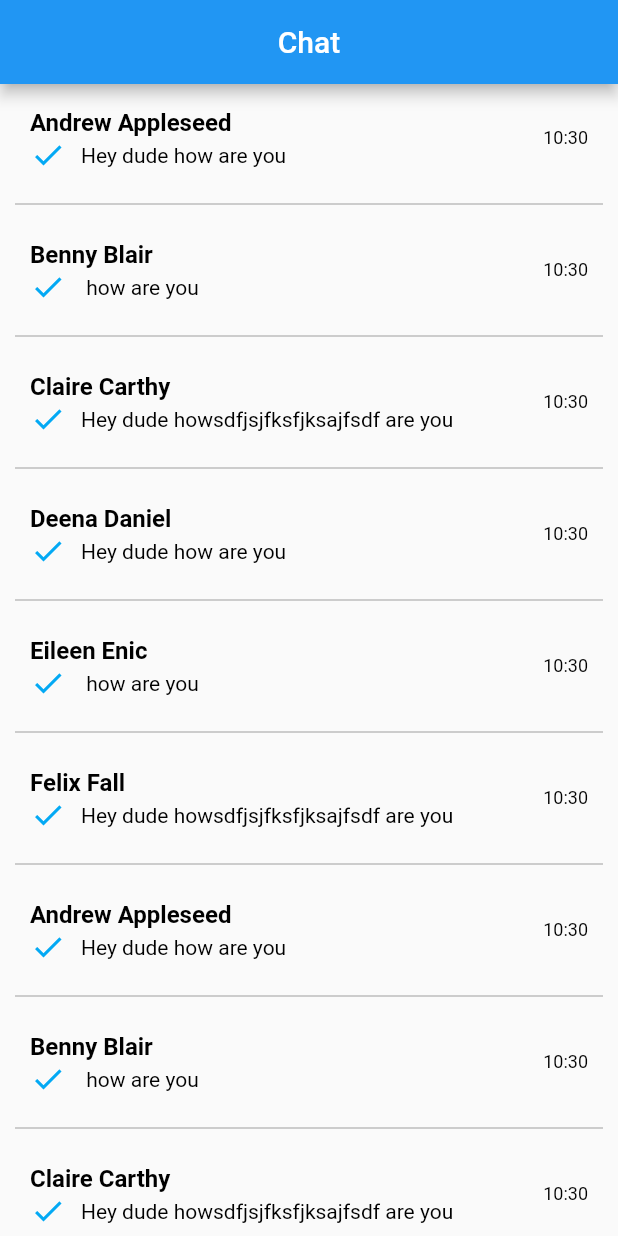
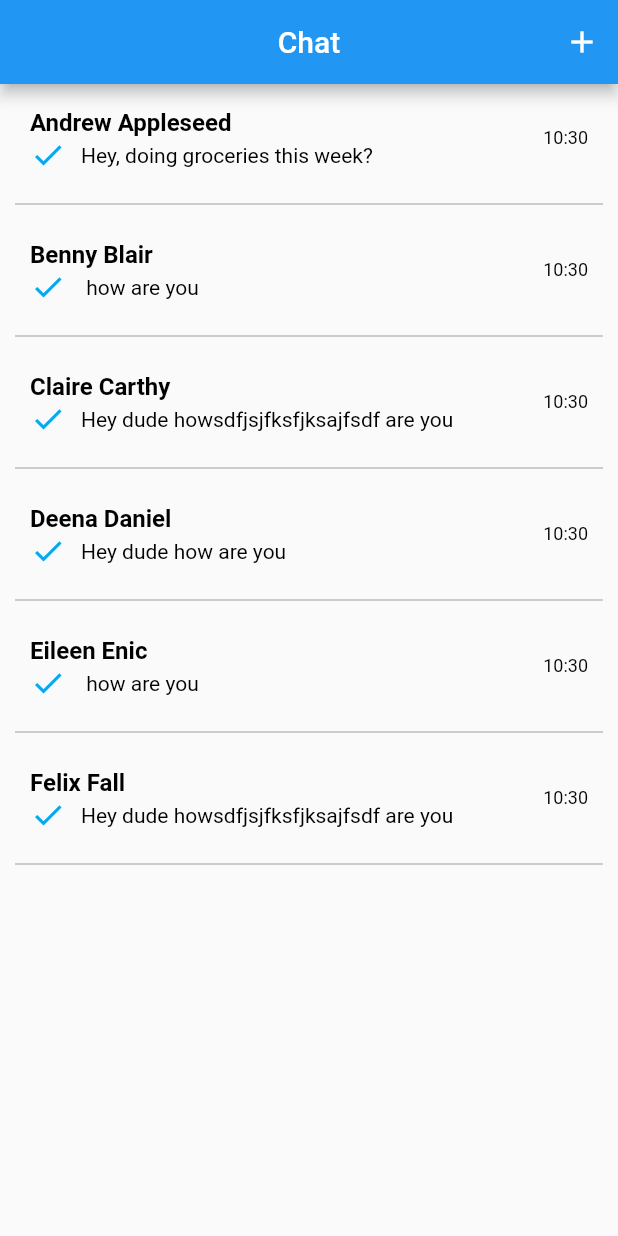
Before and after one commit to Saaketh-J/community_cart, a Flutter app: the MainGroupPage screen opened directly, item 2 of the bottom bar chosen, on a phone screen of 412 x 824 dp. Run offline on Flutter 3.47's test engine with Material 2 defaults, Android fonts, the phone set to English and light mode, and no system bars; our stand-ins replace firebase_auth, firebase_database, google_maps_flutter, table_calendar; accounts and stored records are empty; network calls fail.

Commit message:
Enable chat - partially working

```diff
--- a/lib/AppScreens/chat/chatsPage.dart
+++ b/lib/AppScreens/chat/chatsPage.dart
@@ -1,4 +1,7 @@
 import 'package:community_cart/AppScreens/chat/messagePage.dart';
+import 'package:community_cart/firebaseObjects/userMessage.dart';
+import 'package:firebase_auth/firebase_auth.dart';
+import 'package:firebase_database/firebase_database.dart';
 import 'package:flutter/material.dart';
 
 class ChatsPage extends StatelessWidget {
@@ -12,6 +15,32 @@ class ChatsPage extends StatelessWidget {
         appBar: AppBar(
           title: Text('Chat'),
           centerTitle: true,
+          actions: <Widget>[
+            IconButton(
+              icon: Icon(Icons.add),
+              onPressed: () async {
+                var usersRef =
+                    FirebaseDatabase.instance.reference().child("users");
+                var conversationsRef = FirebaseDatabase.instance
+                    .reference()
+                    .child("conversations");
+                await FirebaseAuth.instance.currentUser().then((currentUser) {
+                  usersRef.once().then((DataSnapshot snapshot) {
+                    Map<dynamic, dynamic> values = snapshot.value;
+                    values.forEach((key, value) {
+                      if (currentUser.uid != value['id']) {
+                        print(value['name']);
+                        conversationsRef
+                            .child(currentUser.uid + "-" + value['id'])
+                            .set(UserMessage(
+                                "1012", 'text', null, 'system', 'message'));
+                      }
+                    });
+                  });
+                });
+              },
+            )
+          ],
         ),
         body: MessageList(),
       ),
@@ -23,23 +52,8 @@ class MessageList extends StatelessWidget {
   static final String time =
       DateTime.now().hour.toString() + ':' + DateTime.now().minute.toString();
   var messageList = [
-    ListItemMessageTile('Andrew Appleseed', 'Hey dude how are you', time),
-    ListItemMessageTile('Benny Blair', ' how are you', time),
     ListItemMessageTile(
-        'Claire Carthy', 'Hey dude howsdfjsjfksfjksajfsdf are you', time),
-    ListItemMessageTile('Deena Daniel', 'Hey dude how are you', time),
-    ListItemMessageTile('Eileen Enic', ' how are you', time),
-    ListItemMessageTile(
-        'Felix Fall', 'Hey dude howsdfjsjfksfjksajfsdf are you', time),
-    ListItemMessageTile('Andrew Appleseed', 'Hey dude how are you', time),
-    ListItemMessageTile('Benny Blair', ' how are you', time),
-    ListItemMessageTile(
-        'Claire Carthy', 'Hey dude howsdfjsjfksfjksajfsdf are you', time),
-    ListItemMessageTile('Deena Daniel', 'Hey dude how are you', time),
-    ListItemMessageTile('Eileen Enic', ' how are you', time),
-    ListItemMessageTile(
-        'Felix Fall', 'Hey dude howsdfjsjfksfjksajfsdf are you', time),
-    ListItemMessageTile('Andrew Appleseed', 'Hey dude how are you', time),
+        'Andrew Appleseed', 'Hey, doing groceries this week?', time),
     ListItemMessageTile('Benny Blair', ' how are you', time),
     ListItemMessageTile(
         'Claire Carthy', 'Hey dude howsdfjsjfksfjksajfsdf are you', time),
--- a/lib/AppScreens/chat/messagePage.dart
+++ b/lib/AppScreens/chat/messagePage.dart
@@ -278,11 +278,6 @@ class _NewMessageInputState extends State<NewMessageInput> {
                     .child('users')
                     .child(user.uid);
                 currentUserRef.once().then((DataSnapshot snapshot) {
-                  // Map<dynamic, dynamic> values = snapshot.value;
-                  // values.forEach((key, values) {
-                  //   print(values["name"]);
-                  // });
-
                   var name = switchstate ? snapshot.value['name'] : contactName;
 
                   String uuid =
```
Also changed, not shown: lib/AppScreens/auth/loginPage.dart (+14 -2 lines), lib/AppScreens/auth/signUpPage.dart (+57 -8 lines), pubspec.lock.
